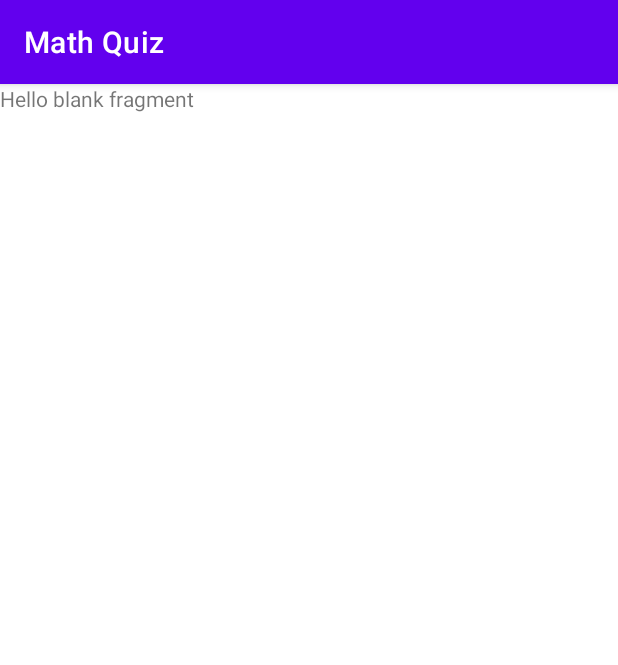
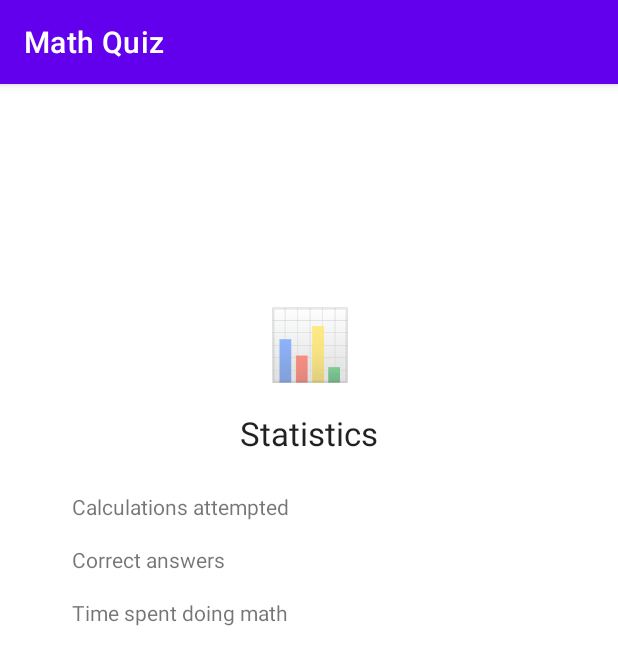
Before and after one commit to cszach/MathQuiz, an Android app: the StatisticsFragment screen opened through its navigation route, on a phone screen of 412 x 824 dp. Shown: the top 665 px of the screen. Run offline under Robolectric (Android 15) with nearby library versions, the phone set to English and light mode, and no system bars.

Commit message:
[StatisticsFragment] View

```diff
--- a/app/src/main/res/layout/fragment_settings.xml
+++ b/app/src/main/res/layout/fragment_settings.xml
@@ -35,7 +35,7 @@
         android:layout_width="wrap_content"
         android:layout_height="wrap_content"
         android:orientation="vertical"
-        app:layout_constraintGuide_begin="49dp" />
+        app:layout_constraintGuide_begin="48dp" />
 
     <androidx.constraintlayout.widget.Guideline
         android:id="@+id/guideline2"
--- a/app/src/main/res/layout/fragment_statistics.xml
+++ b/app/src/main/res/layout/fragment_statistics.xml
@@ -1,14 +1,105 @@
 <?xml version="1.0" encoding="utf-8"?>
-<FrameLayout xmlns:android="http://schemas.android.com/apk/res/android"
+<androidx.constraintlayout.widget.ConstraintLayout xmlns:android="http://schemas.android.com/apk/res/android"
+    xmlns:app="http://schemas.android.com/apk/res-auto"
     xmlns:tools="http://schemas.android.com/tools"
+    android:id="@+id/frameLayout3"
     android:layout_width="match_parent"
     android:layout_height="match_parent"
-    tools:context=".StatisticsFragment">
+    tools:context=".StatisticsFragment" >
 
-    <!-- TODO: Update blank fragment layout -->
+    <androidx.constraintlayout.widget.Guideline
+        android:id="@+id/guideline5"
+        android:layout_width="wrap_content"
+        android:layout_height="wrap_content"
+        android:orientation="vertical"
+        app:layout_constraintGuide_end="48dp" />
+
+    <androidx.constraintlayout.widget.Guideline
+        android:id="@+id/guideline4"
+        android:layout_width="wrap_content"
+        android:layout_height="wrap_content"
+        android:orientation="vertical"
+        app:layout_constraintGuide_begin="48dp" />
+
+    <androidx.constraintlayout.widget.Guideline
+        android:id="@+id/guideline6"
+        android:layout_width="wrap_content"
+        android:layout_height="wrap_content"
+        android:orientation="horizontal"
+        app:layout_constraintGuide_begin="256dp" />
+
     <TextView
-        android:layout_width="match_parent"
-        android:layout_height="match_parent"
-        android:text="@string/hello_blank_fragment" />
+        android:id="@+id/stats_fragment_emoji_textView"
+        android:layout_width="wrap_content"
+        android:layout_height="wrap_content"
+        android:text="@string/stats_fragment_emoji_textView"
+        android:textAppearance="@style/TextAppearance.AppCompat.Display2"
+        app:layout_constraintBottom_toBottomOf="parent"
+        app:layout_constraintEnd_toStartOf="@+id/guideline5"
+        app:layout_constraintStart_toStartOf="@+id/guideline4"
+        app:layout_constraintTop_toTopOf="parent"
+        app:layout_constraintVertical_bias="0.2" />
 
-</FrameLayout>
+    <TextView
+        android:id="@+id/stats_fragment_name_textView"
+        android:layout_width="wrap_content"
+        android:layout_height="wrap_content"
+        android:layout_marginTop="16dp"
+        android:text="@string/text_statistics"
+        android:textAppearance="@style/TextAppearance.AppCompat.Large"
+        app:layout_constraintEnd_toStartOf="@+id/guideline5"
+        app:layout_constraintStart_toStartOf="@+id/guideline4"
+        app:layout_constraintTop_toBottomOf="@+id/stats_fragment_emoji_textView" />
+
+    <TextView
+        android:id="@+id/correct_answers_textView"
+        android:layout_width="wrap_content"
+        android:layout_height="wrap_content"
+        android:layout_marginTop="16dp"
+        android:text="@string/text_correct_answers"
+        app:layout_constraintStart_toStartOf="@+id/guideline4"
+        app:layout_constraintTop_toBottomOf="@+id/attempts_textView" />
+
+    <TextView
+        android:id="@+id/num_attempts_textView"
+        android:layout_width="wrap_content"
+        android:layout_height="wrap_content"
+        android:layout_marginTop="16dp"
+        app:layout_constraintEnd_toStartOf="@+id/guideline5"
+        app:layout_constraintTop_toTopOf="@+id/guideline6" />
+
+    <TextView
+        android:id="@+id/time_spent_textView"
+        android:layout_width="wrap_content"
+        android:layout_height="wrap_content"
+        android:layout_marginTop="16dp"
+        android:text="@string/text_time_spent"
+        app:layout_constraintStart_toStartOf="@+id/guideline4"
+        app:layout_constraintTop_toBottomOf="@+id/correct_answers_textView" />
+
+    <TextView
+        android:id="@+id/attempts_textView"
+        android:layout_width="wrap_content"
+        android:layout_height="wrap_content"
+        android:layout_marginTop="16dp"
+        android:text="@string/text_num_of_solved"
+        app:layout_constraintStart_toStartOf="@+id/guideline4"
+        app:layout_constraintTop_toTopOf="@+id/guideline6" />
+
+    <TextView
+        android:id="@+id/num_correct_answers_textView"
+        android:layout_width="wrap_content"
+        android:layout_height="wrap_content"
+        android:layout_marginTop="16dp"
+        app:layout_constraintEnd_toStartOf="@+id/guideline5"
+        app:layout_constraintTop_toBottomOf="@+id/num_attempts_textView" />
+
+    <TextView
+        android:id="@+id/time_textView"
+        android:layout_width="wrap_content"
+        android:layout_height="wrap_content"
+        android:layout_marginTop="16dp"
+        app:layout_constraintEnd_toStartOf="@+id/guideline5"
+        app:layout_constraintTop_toBottomOf="@+id/num_correct_answers_textView" />
+
+</androidx.constraintlayout.widget.ConstraintLayout>
--- a/app/src/main/res/values/strings.xml
+++ b/app/src/main/res/values/strings.xml
@@ -29,4 +29,9 @@
     <string name="text_10_seconds">10 seconds</string>
     <string name="text_time_limit">Time limit</string>
     <string name="settings_emoji">⚙️</string>
+    <string name="stats_fragment_emoji_textView">📊</string>
+    <string name="text_statistics">Statistics</string>
+    <string name="text_correct_answers">Correct answers</string>
+    <string name="text_time_spent">Time spent doing math</string>
+    <string name="text_num_of_solved">Calculations attempted</string>
 </resources>
```
